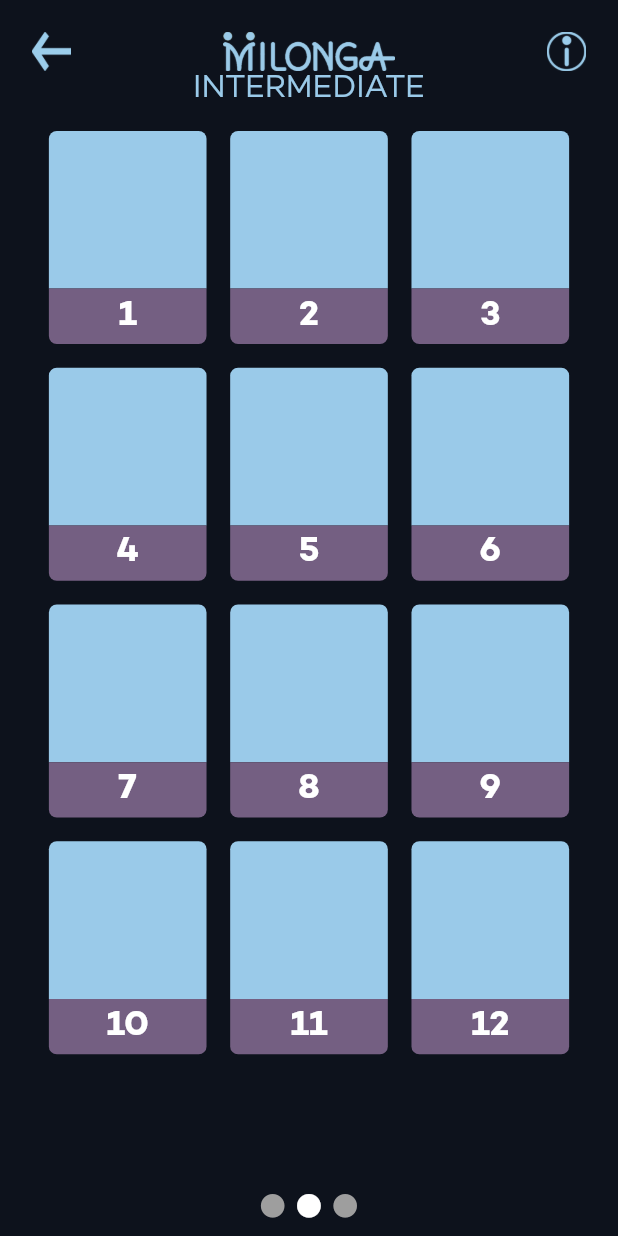
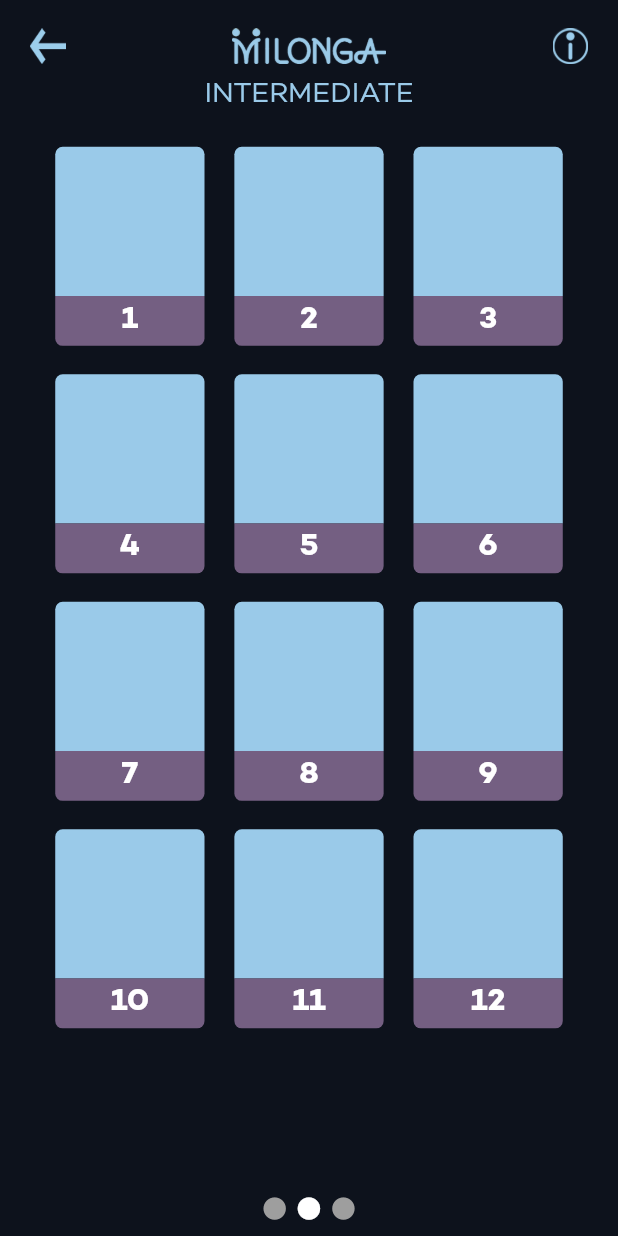
Before and after one commit to Shalomjohn/Milonga, a Flutter app: the screen it shows after launch, after a tap on "INTERMEDIATE", on a phone screen of 412 x 824 dp. Run offline on Flutter 3.47's test engine with Material 2 defaults, Android fonts, the phone set to English and light mode, and no system bars; our stand-ins replace dio, flutter_screenutil, share_plus, shared_preferences, video_player.

Commit message:
prolly fixed the issues

```diff
--- a/lib/main.dart
+++ b/lib/main.dart
@@ -16,7 +16,8 @@ class MyApp extends StatelessWidget {
   @override
   Widget build(BuildContext context) {
     return ScreenUtilInit(
-        designSize: const Size(392, 781),
+        minTextAdapt: true,
+        designSize: const Size(414, 869),
         builder: (context, child) {
           return ChangeNotifierProvider<LessonsManager>(
             create: (context) => LessonsManager(),
--- a/lib/pages/home.dart
+++ b/lib/pages/home.dart
@@ -55,13 +55,13 @@ class _MyHomePageState extends State<MyHomePage> {
                       textAlign: TextAlign.center,
                       style: TextStyle(
                         // letterSpacing: 1.5,
-                        fontSize: 18.sp,
+                        fontSize: 20.sp,
                         color: primaryTextColor,
                         fontWeight: FontWeight.bold,
                       ),
                     ),
                   ),
-                  SizedBox(height: 40.h),
+                  SizedBox(height: 60.h),
                   InkWell(
                     onTap: () => Navigator.of(context).push(
                       MaterialPageRoute(
@@ -71,8 +71,8 @@ class _MyHomePageState extends State<MyHomePage> {
                     child: Row(
                       children: [
                         SizedBox(
-                          height: 80.w,
-                          width: 80.w,
+                          height: 85.w,
+                          width: 85.w,
                           child: FittedBox(
                             fit: BoxFit.fill,
                             child: Image.asset('assets/icons/milonga.png'),
@@ -83,7 +83,7 @@ class _MyHomePageState extends State<MyHomePage> {
                           'INFO',
                           style: TextStyle(
                             letterSpacing: 1.5,
-                            fontSize: 20.sp,
+                            fontSize: 22.sp,
                             color: primaryTextColor,
                             fontWeight: FontWeight.bold,
                           ),
@@ -91,7 +91,7 @@ class _MyHomePageState extends State<MyHomePage> {
                       ],
                     ),
                   ),
-                  SizedBox(height: 50.h),
+                  SizedBox(height: 60.h),
                   InkWell(
                     onTap: () => Navigator.of(context).push(
                       MaterialPageRoute(
@@ -101,8 +101,8 @@ class _MyHomePageState extends State<MyHomePage> {
                     child: Row(
                       children: [
                         SizedBox(
-                            height: 80.w,
-                            width: 80.w,
+                            height: 85.w,
+                            width: 85.w,
                             child: FittedBox(
                               fit: BoxFit.fill,
                               child: Image.asset(
@@ -113,10 +113,10 @@ class _MyHomePageState extends State<MyHomePage> {
                           crossAxisAlignment: CrossAxisAlignment.start,
                           children: [
                             Text(
-                              'BASIC',
+                              'Basic',
                               style: TextStyle(
                                 letterSpacing: 1.5,
-                                fontSize: 20.sp,
+                                fontSize: 22.sp,
                                 color: primaryTextColor,
                                 fontWeight: FontWeight.bold,
                               ),
@@ -125,7 +125,7 @@ class _MyHomePageState extends State<MyHomePage> {
                               '1-12',
                               style: TextStyle(
                                 letterSpacing: 1.5,
-                                fontSize: 20.sp,
+                                fontSize: 22.sp,
                                 color: primaryTextColor,
                                 fontWeight: FontWeight.bold,
                               ),
@@ -135,7 +135,7 @@ class _MyHomePageState extends State<MyHomePage> {
                       ],
                     ),
                   ),
-                  SizedBox(height: 20.h),
+                  SizedBox(height: 30.h),
                   InkWell(
                     onTap: () => Navigator.of(context).push(
                       MaterialPageRoute(
@@ -145,8 +145,8 @@ class _MyHomePageState extends State<MyHomePage> {
                     child: Row(
                       children: [
                         SizedBox(
-                            height: 80.w,
-                            width: 80.w,
+                            height: 85.w,
+                            width: 85.w,
                             child: FittedBox(
                               fit: BoxFit.fill,
                               child: Image.asset(
@@ -160,7 +160,7 @@ class _MyHomePageState extends State<MyHomePage> {
                               'INTERMEDIATE',
                               style: TextStyle(
                                 letterSpacing: 1.5,
-                                fontSize: 20.sp,
+                                fontSize: 22.sp,
                                 color: primaryTextColor,
                                 fontWeight: FontWeight.bold,
                               ),
@@ -169,7 +169,7 @@ class _MyHomePageState extends State<MyHomePage> {
                               '13-24',
                               style: TextStyle(
                                 letterSpacing: 1.5,
-                                fontSize: 20.sp,
+                                fontSize: 22.sp,
                                 color: primaryTextColor,
                                 fontWeight: FontWeight.bold,
                               ),
@@ -179,7 +179,7 @@ class _MyHomePageState extends State<MyHomePage> {
                       ],
                     ),
                   ),
-                  SizedBox(height: 20.h),
+                  SizedBox(height: 30.h),
                   InkWell(
                     onTap: () => Navigator.of(context).push(
                       MaterialPageRoute(
@@ -189,8 +189,8 @@ class _MyHomePageState extends State<MyHomePage> {
                     child: Row(
                       children: [
                         SizedBox(
-                            height: 80.w,
-                            width: 80.w,
+                            height: 85.w,
+                            width: 85.w,
                             child: FittedBox(
                               fit: BoxFit.fill,
                               child: Image.asset(
@@ -204,7 +204,7 @@ class _MyHomePageState extends State<MyHomePage> {
                               'ADVANCED',
                               style: TextStyle(
                                 letterSpacing: 1.5,
-                                fontSize: 20.sp,
+                                fontSize: 22.sp,
                                 color: primaryTextColor,
                                 fontWeight: FontWeight.bold,
                               ),
@@ -213,7 +213,7 @@ class _MyHomePageState extends State<MyHomePage> {
                               '25-36',
                               style: TextStyle(
                                 letterSpacing: 1.5,
-                                fontSize: 20.sp,
+                                fontSize: 22.sp,
                                 color: primaryTextColor,
                                 fontWeight: FontWeight.bold,
                               ),
@@ -223,14 +223,14 @@ class _MyHomePageState extends State<MyHomePage> {
                       ],
                     ),
                   ),
-                  SizedBox(height: 50.h),
+                  SizedBox(height: 60.h),
                   Column(
                     children: [
                       Text(
                         '3  LEVELS - 36  LESSONS',
                         style: TextStyle(
                           letterSpacing: 1.5,
-                          fontSize: 16.sp,
+                          fontSize: 18.sp,
                           color: primaryTextColor,
                           fontWeight: FontWeight.bold,
                         ),
@@ -239,7 +239,7 @@ class _MyHomePageState extends State<MyHomePage> {
                         '252  MOVES',
                         style: TextStyle(
                           letterSpacing: 1.5,
-                          fontSize: 16.sp,
+                          fontSize: 18.sp,
                           color: primaryTextColor,
                           fontWeight: FontWeight.bold,
                         ),
--- a/lib/pages/info.dart
+++ b/lib/pages/info.dart
@@ -450,8 +450,8 @@ class _InfoPageState extends State<InfoPage> {
                                                   onPortraitScreenTouch(),
                                               child: showingPlayButton
                                                   ? SizedBox(
-                                                      height: 100,
-                                                      width: 100,
+                                                      height: 100.w,
+                                                      width: 100.w,
                                                       child: Icon(
                                                         _controller
                                                                 .value.isPlaying
@@ -473,8 +473,8 @@ class _InfoPageState extends State<InfoPage> {
                                   'DANCE WITH YOUR PHONE',
                                   style: TextStyle(
                                     color: primaryTextColor,
-                                    fontWeight: FontWeight.bold,
-                                    fontSize: 25.sp,
+                                    // fontWeight: FontWeight.bold,
+                                    fontSize: 22.sp,
                                   ),
                                 ),
                                 Text(
@@ -482,7 +482,7 @@ class _InfoPageState extends State<InfoPage> {
                                   style: TextStyle(
                                     color: primaryTextColor,
                                     fontWeight: FontWeight.bold,
-                                    fontSize: 35.sp,
+                                    fontSize: 45.sp,
                                   ),
                                 ),
                               ],
--- a/lib/pages/lesson.dart
+++ b/lib/pages/lesson.dart
@@ -343,7 +343,7 @@ class _LessonPageState extends State<LessonPage> {
                           });
                       },
                       child: Padding(
-                        padding: EdgeInsets.only(right: 10.w),
+                        padding: EdgeInsets.only(right: 15.w),
                         child: roundedContainer(
                             Padding(
                               padding: EdgeInsets.all(20.w),
@@ -399,7 +399,8 @@ class _LessonPageState extends State<LessonPage> {
               ? Container(
                   alignment: Alignment.topRight,
                   color: scaffoldColor.withOpacity(0.6),
-                  width: MediaQuery.of(context).size.height / 2,
+                  width: MediaQuery.of(context).size.width / 2.5,
+                  padding: EdgeInsets.symmetric(horizontal: 15.w),
                   child: Column(
                     mainAxisAlignment: MainAxisAlignment.center,
                     children: [
@@ -436,17 +437,18 @@ class _LessonPageState extends State<LessonPage> {
                                 padding: EdgeInsets.only(right: 10.w),
                                 child: roundedContainer(
                                     Padding(
-                                      padding: EdgeInsets.all(5.w),
+                                      padding: EdgeInsets.all(8.w),
                                       child: Text(
                                         innerIndex.toString(),
                                         style: TextStyle(
-                                          fontSize: 16.sp,
+                                          fontSize: 60.sp,
                                           fontWeight: FontWeight.bold,
                                           color: Colors.white,
                                         ),
                                       ),
                                     ),
-                                    width: videoSelected == index ? 4.w : null),
+                                    width:
+                                        videoSelected == index ? 3.w : 1.5.w),
                               ),
                             );
                           },
--- a/lib/pages/menu.dart
+++ b/lib/pages/menu.dart
@@ -1,11 +1,9 @@
 import 'dart:async';
 import 'dart:io';
-import 'dart:ui';
 
 import 'package:dio/dio.dart';
 import 'package:flutter/material.dart';
 import 'package:flutter_screenutil/flutter_screenutil.dart';
-import 'package:milonga/pages/lesson.dart';
 import 'package:milonga/pages/lesson_page_view.dart';
 import 'package:milonga/providers/lessons_manager.dart';
 import 'package:milonga/utils/components.dart';
@@ -14,7 +12,6 @@ import 'package:milonga/utils/file_downloader.dart';
 import 'package:milonga/utils/thumbnail_maps.dart';
 import 'package:path_provider/path_provider.dart';
 import 'package:provider/provider.dart';
-import 'package:shared_preferences/shared_preferences.dart';
 
 import '../utils/appColors.dart';
 import 'info.dart';
@@ -296,10 +293,10 @@ class _MenuPageState extends State<MenuPage> {
             levelName,
             style: TextStyle(fontSize: 20.sp, color: primaryTextColor),
           ),
-          SizedBox(height: 15.h),
+          SizedBox(height: 25.h),
           Wrap(
-            spacing: 15.w,
-            runSpacing: 15.h,
+            spacing: 20.w,
+            runSpacing: 20.h,
             children: List.generate(12, (index) => menuItem(index + 1)),
           )
         ],
@@ -362,6 +359,7 @@ class _MenuPageState extends State<MenuPage> {
                       ),
                     ],
                   ),
+                  SizedBox(height: 10.h),
                   Expanded(
                     child: PageView(
                       controller: pageController,
--- a/lib/utils/customButton.dart
+++ b/lib/utils/customButton.dart
@@ -31,7 +31,7 @@ class _FlashingButtonState extends State<FlashingButton> {
           flashButton = true;
         });
         Timer(
-          const Duration(milliseconds: 50),
+          const Duration(milliseconds: 200),
           (() {
             setState(() {
               flashButton = false;
```
Also changed, not shown: assets/fonts/Campton/CamptonBold.otf, assets/icons/milonga.png.
